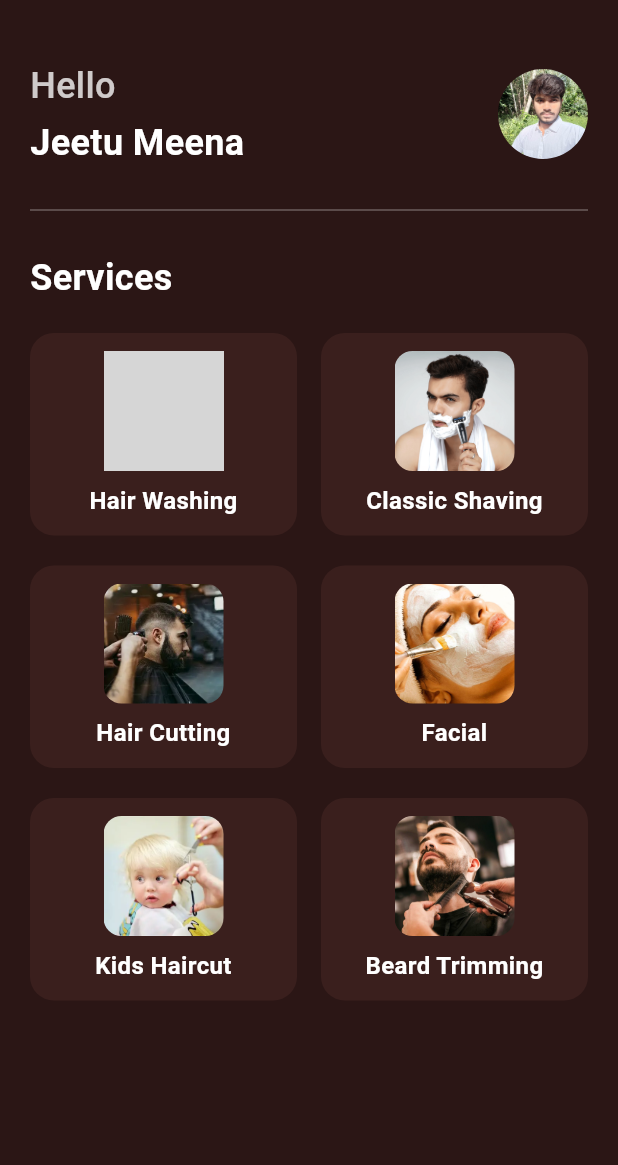
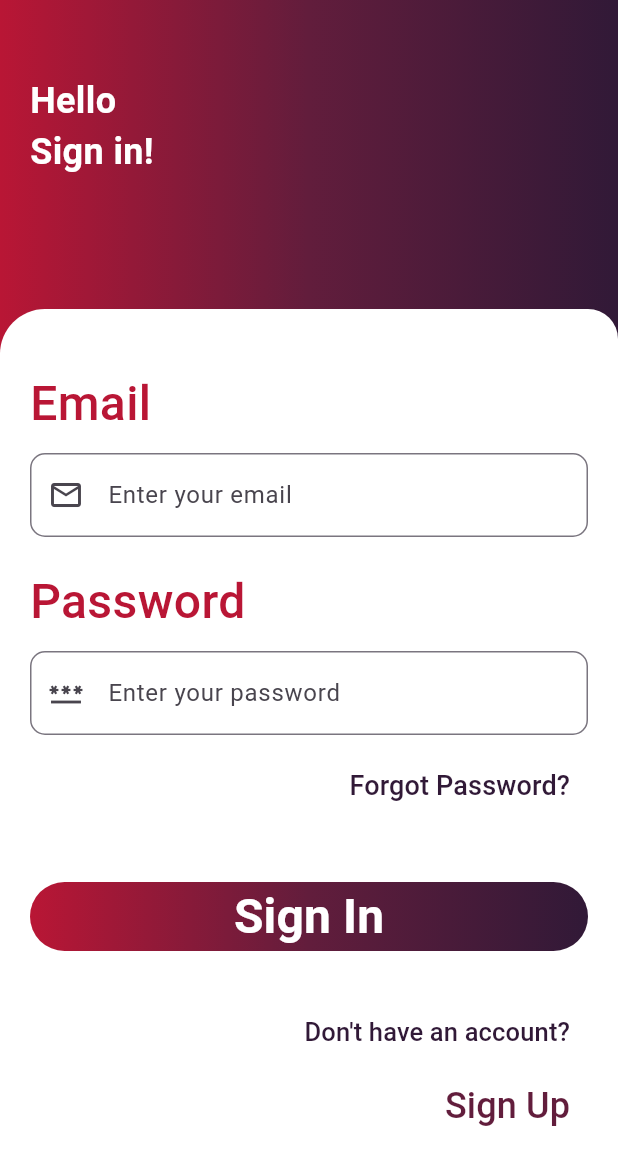
Before and after one commit to jeetukumarmeena/barberapp, a Flutter app: the screen it shows after launch, on a phone screen of 412 x 824 dp. Shown: the top 1165 px of the screen. Run offline on Flutter 3.47's test engine with Material 3 defaults, Android fonts, the phone set to English and light mode, and no system bars; grey boxes are pictures that could not be loaded.

Commit message:
created the  login screen   for barbar app

```diff
--- a/lib/main.dart
+++ b/lib/main.dart
@@ -1,5 +1,5 @@
 
-import 'package:barberapp/pages/home.dart';
+import 'package:barberapp/pages/login.dart';
 
 import 'package:flutter/material.dart';
 
@@ -17,7 +17,7 @@ class MyApp extends StatelessWidget {
       theme: ThemeData(
         colorScheme: ColorScheme.fromSeed(seedColor: Colors.deepPurple),
       ),
-      home: const Home(),
+      home: const LogIn(),
     );
   }
 }
--- a/lib/pages/booking.dart
+++ b/lib/pages/booking.dart
@@ -108,7 +108,7 @@ class _BookingState extends State<Booking> {
     showDialog(
       context: context,
       builder: (context) => AlertDialog(
-        title: const Text('Booking Confirmed'),
+        title: const Text('Booking Now'),
         content: Column(
           mainAxisSize: MainAxisSize.min,
           crossAxisAlignment: CrossAxisAlignment.start,
@@ -224,7 +224,7 @@ class _BookingState extends State<Booking> {
                 height: 50,
                 child: ElevatedButton(
                   style: ElevatedButton.styleFrom(
-                    backgroundColor: const Color(0xffb4817e),
+                    backgroundColor: const Color.fromRGBO(230, 241, 2, 1),
                     shape: RoundedRectangleBorder(
                       borderRadius: BorderRadius.circular(12),
                     ),
@@ -233,7 +233,7 @@ class _BookingState extends State<Booking> {
                   child: _isLoading
                       ? const CircularProgressIndicator(color: Colors.white)
                       : const Text(
-                          'CONFIRM BOOKING',
+                          'Booking Now',
                           style: TextStyle(
                             color: Colors.white,
                             fontSize: 18,
@@ -272,7 +272,7 @@ class _DateTimePickerCard extends StatelessWidget {
       borderRadius: BorderRadius.circular(12),
       child: Container(
         padding: const EdgeInsets.symmetric(vertical: 10.0),
-        height: 120,
+        height: 100,
         decoration: BoxDecoration(
           color: const Color(0xffb4817e),
           borderRadius: BorderRadius.circular(12),
--- /dev/null
+++ b/lib/pages/login.dart
@@ -0,0 +1,208 @@
+import 'package:flutter/material.dart';
+
+class LogIn extends StatefulWidget {
+  const LogIn({super.key});
+
+  @override
+  State<LogIn> createState() => _LoginState();
+}
+
+class _LoginState extends State<LogIn> {
+  // Define color constants
+  static const Color primaryColor = Color(0xffb91635);
+  static const Color secondaryColor = Color(0xff621d3c);
+  static const Color darkColor = Color(0xff311937);
+
+  final TextEditingController _emailController = TextEditingController();
+  final TextEditingController _passwordController = TextEditingController();
+
+  @override
+  void dispose() {
+    _emailController.dispose();
+    _passwordController.dispose();
+    super.dispose();
+  }
+
+  @override
+  Widget build(BuildContext context) {
+    return Scaffold(
+      body: Container(
+        child: Stack(
+          children: [
+            Container(
+              padding: const EdgeInsets.only(top: 50.0, left: 20.0),
+              height: MediaQuery.of(context).size.height / 2,
+              width: MediaQuery.of(context).size.width,
+              decoration: BoxDecoration(
+                gradient: LinearGradient(
+                  colors: [primaryColor, secondaryColor, darkColor],
+                ),
+              ),
+              child: Text(
+                "Hello\nSign in!",
+                style: TextStyle(
+                  color: Colors.white,
+                  fontSize: 24.0,
+                  fontWeight: FontWeight.bold,
+                ),
+              ),
+            ),
+            Container(
+              padding: EdgeInsets.only(top: 40.0, left: 20.0, right: 20.0, bottom: 40.0),
+              margin: EdgeInsets.only(top: MediaQuery.of(context).size.height / 4),
+              height: MediaQuery.of(context).size.height,
+              width: MediaQuery.of(context).size.width,
+              decoration: BoxDecoration(
+                color: Colors.white,
+                borderRadius: BorderRadius.only(
+                  topLeft: Radius.circular(30),
+                  topRight: Radius.circular(20)
+                ),
+              ),
+              child: SingleChildScrollView(
+                child: Column(
+                  crossAxisAlignment: CrossAxisAlignment.start,
+                  children: [
+                    Text(
+                      "Email",
+                      style: TextStyle(
+                        color: primaryColor,
+                        fontSize: 32.0,
+                        fontWeight: FontWeight.w500
+                      ),
+                    ),
+                    SizedBox(height: 10),
+                    TextField(
+                      controller: _emailController,
+                      keyboardType: TextInputType.emailAddress,
+                      decoration: InputDecoration(
+                        hintText: "Enter your email",
+                        prefixIcon: Icon(Icons.mail_outline),
+                        border: OutlineInputBorder(
+                          borderRadius: BorderRadius.circular(10),
+                        ),
+                      ),
+                    ),
+                    SizedBox(height: 20),
+                    Text(
+                      "Password",
+                      style: TextStyle(
+                        color: primaryColor,
+                        fontSize: 32.0,
+                        fontWeight: FontWeight.w500
+                      ),
+                    ),
+                    SizedBox(height: 10),
+                    TextField(
+                      controller: _passwordController,
+                      obscureText: true,
+                      decoration: InputDecoration(
+                        hintText: "Enter your password",
+                        prefixIcon: Icon(Icons.password_outlined),
+                        border: OutlineInputBorder(
+                          borderRadius: BorderRadius.circular(10),
+                        ),
+                      ),
+                    ),
+                    SizedBox(height: 10),
+                    Align(
+                      alignment: Alignment.centerRight,
+                      child: TextButton(
+                        onPressed: () {
+                          // Add forgot password logic
+                        },
+                        child: Text(
+                          "Forgot Password?",
+                          style: TextStyle(
+                            color: darkColor,
+                            fontSize: 18.0,
+                            fontWeight: FontWeight.w500
+                          ),
+                        ),
+                      ),
+                    ),
+                    SizedBox(height: 30),
+                    ElevatedButton(
+                      style: ElevatedButton.styleFrom(
+                        backgroundColor: Colors.transparent,
+                        shadowColor: Colors.transparent,
+                        minimumSize: Size(double.infinity, 50),
+                        shape: RoundedRectangleBorder(
+                          borderRadius: BorderRadius.circular(30),
+                        ),
+                        padding: EdgeInsets.symmetric(vertical: 10),
+                      ),
+                      onPressed: () {
+                        // Add sign in logic
+                      },
+                      child: Ink(
+                        decoration: BoxDecoration(
+                          gradient: LinearGradient(
+                            colors: [primaryColor, secondaryColor, darkColor],
+                          ),
+                          borderRadius: BorderRadius.circular(30),
+                        ),
+                        child: Container(
+                          alignment: Alignment.center,
+                          child: Text(
+                            "Sign In",
+                            style: TextStyle(
+                              color: Colors.white,
+                              fontSize: 32.0,
+                              fontWeight: FontWeight.bold
+                            ),
+                          ),
+                        ),
+                      ),
+                    ),
+                    SizedBox(height: 20),
+                    Column(
+                    crossAxisAlignment: CrossAxisAlignment.end,
+                    children: [
+                      Row(
+                        mainAxisAlignment: MainAxisAlignment.end,
+                        children: [
+                        TextButton(onPressed: (){
+
+                        },
+                         child:  Text(
+                            "Don't have an account?",
+                            style: TextStyle(
+                              color: darkColor,
+                              fontSize: 17.0,
+                              fontWeight: FontWeight.w500,
+                            ),
+                          ),
+                        )
+                        ],
+                      ),
+                      Row(
+                        mainAxisAlignment: MainAxisAlignment.end,
+                        children: [
+                          TextButton(
+                            onPressed: () {
+                              // Add navigation to sign up
+                            },
+                            child: Text(
+                              "Sign Up",
+                              style: TextStyle(
+                                color: secondaryColor,
+                                fontSize: 24.0,
+                                fontWeight: FontWeight.w500,
+                              ),
+                            ),
+                          ),
+                        ],
+                      ),
+                    ],
+                 )
+                  ],
+                ),
+              ),
+            ),
+          ],
+        ),
+      ),
+    );
+  }
+}
```
